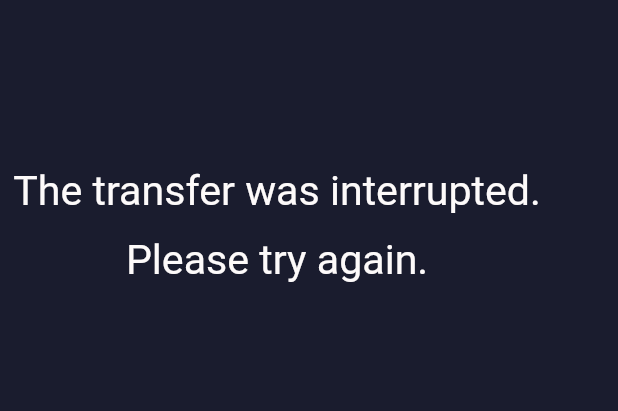
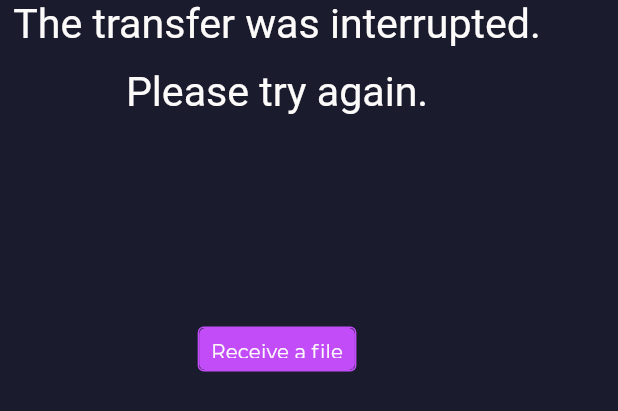
Before and after one commit to LeastAuthority/destiny, a Flutter app: the DTErrorUI widget shown alone on an empty page, opened directly, on a phone screen of 412 x 824 dp. Shown: the top 411 px of the screen. Run offline on Flutter 3.47's test engine with Material 2 defaults, Android fonts, the phone set to English and light mode, and no system bars; our stand-ins replace cross_file, dotted_border, file_picker, flutter_screenutil, flutter_spinkit, intro_slider and 3 more; missing offline and left inert: dart:ffi, dart_wormhole_william, desktop_drop, window_size; accounts and stored records are empty; Roboto replaces fonts that are missing (MontserratExtraBold); statements that could not run were skipped; project files that could hold a hidden picture were left out.

Commit message:
Add inward buttons (#112)

```diff
--- a/lib/constants/app_constants.dart
+++ b/lib/constants/app_constants.dart
@@ -71,6 +71,10 @@ const String THE_APP_DOES_NOT_HAVE_THE_PREMISSION_TO_STORE_FILES_IN_THE_DIR =
     'The app does not have the permission to store files in this directory.';
 const String CUSTOM_NAV_BAR_MENU_FANDQ_ITEM = 'F&Q';
 const String RECEIVING = 'Receiving…';
+const String THE_TRANSFER_HAS_BEEN_INTERRUPTED =
+    "The transfer has been interrupted. \nPlease try again.";
+const String THE_TRANSFER_HAS_BEEN_CANCELLED =
+    "The transfer has been cancelled by";
 
 //Slider UI strings
 const String GET_STARTED = 'Get Started';
@@ -126,7 +130,7 @@ const String RECEIVE_SCREEN_CANCEL_BTN_ENABLED =
     'RECEIVE_SCREEN_CANCEL_BTN_ENABLED';
 const String TIMING_PROGRESS = 'TIMING_PROGRESS';
 const String APP_MUST_REMAIN_OPEN = 'APP_MUST_REMAIN_OPEN';
-
+const String RECEIVE_A_FILE = 'Receive a file';
 //-Splash screen
 const String SPLASH_SCREEN_BODY = 'SPLASH_SCREEN_BODY';
 const String SPLASH_SCREEN_LOADING = 'SPLASH_SCREEN_LOADING';
--- a/lib/main.dart
+++ b/lib/main.dart
@@ -16,6 +16,7 @@ void startApp(Config c) {
       [DeviceOrientation.portraitUp, DeviceOrientation.portraitDown]);
   if (Platform.isWindows || Platform.isLinux || Platform.isMacOS) {
     setWindowMinSize(const Size(700, 700));
+    setWindowMaxSize(const Size(1200, 1200));
     setWindowFrame(Rect.fromLTWH(0, 0, 700, 700));
   }
   runApp(MyApp(c));
--- a/lib/views/desktop/receive/receive.dart
+++ b/lib/views/desktop/receive/receive.dart
@@ -81,7 +81,10 @@ class _ReceiveState extends ReceiveShared<Receive> {
   }
 
   Widget receiveError() {
-    return DTErrorUI(text: errorMessage ?? "Unknown error");
+    return DTErrorUI(
+        text: errorMessage ?? "Unknown error",
+        route: RECEIVE_ROUTE,
+        buttonTitle: 'Receive a file');
   }
 
   Widget receiveProgress() {
@@ -96,11 +99,17 @@ class _ReceiveState extends ReceiveShared<Receive> {
 
   Widget transferCancelled() {
     return DTErrorUI(
-        text: 'The transfer was interrupted.', subText: 'Please try again.');
+        text: 'The transfer was interrupted.',
+        subText: 'Please try again.',
+        route: RECEIVE_ROUTE,
+        buttonTitle: 'Receive a file');
   }
 
   Widget transferRejected() {
-    return DTErrorUI(text: 'The transfer was cancelled by the receiver.');
+    return DTErrorUI(
+        text: 'The transfer was cancelled by the receiver.',
+        route: RECEIVE_ROUTE,
+        buttonTitle: 'Receive a file');
   }
 
   @override
--- a/lib/views/desktop/send/widgets/DTErrorUI.dart
+++ b/lib/views/desktop/send/widgets/DTErrorUI.dart
@@ -1,13 +1,21 @@
 import 'package:dart_wormhole_gui/config/theme/colors.dart';
 import 'package:flutter/material.dart';
 import 'package:flutter_screenutil/flutter_screenutil.dart';
+import '../../widgets/DTButtonWithBackground.dart';
 
 class DTErrorUI extends StatelessWidget {
   final String text;
   final String subText;
+  final String route;
+  final String buttonTitle;
   bool? showBoxDecoration = false;
   DTErrorUI(
-      {this.text = '', this.subText = '', this.showBoxDecoration, Key? key})
+      {this.text = '',
+      this.subText = '',
+      this.showBoxDecoration,
+      this.route = '',
+      this.buttonTitle = '',
+      Key? key})
       : super(key: key);
   @override
   Widget build(BuildContext context) {
@@ -19,7 +27,7 @@ class DTErrorUI extends StatelessWidget {
                 border: Border.all(width: 2.0, color: CustomColors.purple),
               )
             : null,
-        padding: EdgeInsets.only(left: 8.0.w, right: 8.0.w, top: 80.0.h),
+        padding: EdgeInsets.only(left: 8.0.w, right: 8.0.w),
         child: Column(
           children: [
             Text(
@@ -34,6 +42,20 @@ class DTErrorUI extends StatelessWidget {
               subText,
               style: Theme.of(context).textTheme.headline1,
               textAlign: TextAlign.center,
+            ),
+            SizedBox(
+              height: 100.0.h,
+            ),
+            DTButtonWithBackground(
+              onPressed: () {
+                Navigator.pushReplacementNamed(
+                  context,
+                  route,
+                );
+              },
+              title: buttonTitle,
+              width: 150.0,
+              disabled: false,
             )
           ],
         ));
--- a/lib/views/shared/receive.dart
+++ b/lib/views/shared/receive.dart
@@ -82,6 +82,7 @@ abstract class ReceiveShared<T extends ReceiveState> extends State<T> {
   void codeChanged(String code) {
     setState(() {
       _code = code;
+      isRequestingConnection = false;
     });
   }
 
```
Also changed, not shown: lib/views/desktop/send/send.dart (+11 -4 lines), lib/views/mobile/receive/receive.dart (+13 -44 lines), lib/views/mobile/send/send.dart (+9 -5 lines), lib/views/mobile/widgets/ErrorUI.dart (added, +38 -0 lines).
